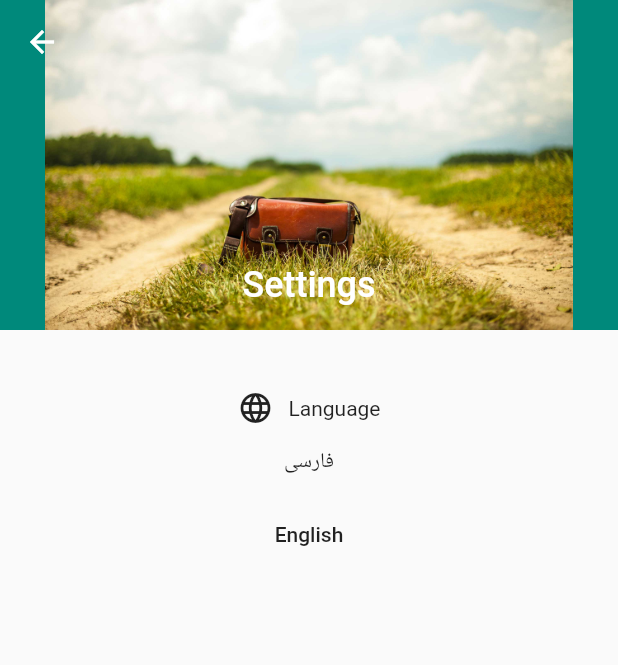
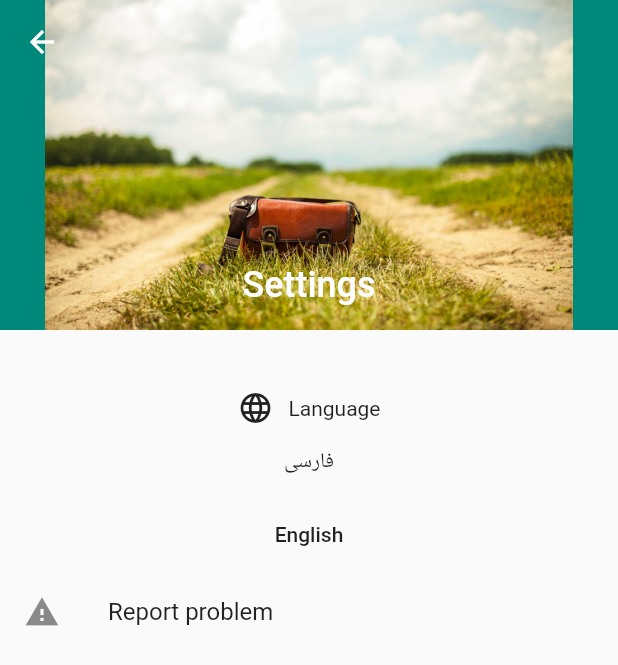
Before and after one commit to tomorrowbyte/getx-sqlite, a Flutter app: the screen it shows after launch, in the side drawer, after a tap on "Settings", on a phone screen of 412 x 824 dp. Shown: the top 665 px of the screen. Run offline on Flutter 3.47's test engine with Material 2 defaults, Android fonts, the phone set to English and light mode, and no system bars; our stand-ins replace get, image_picker, photo_view, sqflite; accounts and stored records are empty.

Commit message:
add report problem

```diff
--- a/lib/views/settings.dart
+++ b/lib/views/settings.dart
@@ -59,6 +59,13 @@ class Settings extends StatelessWidget {
       // trailing: SizedBox(width: 60, child: Icon(Icons.language)),
       // ),
     );
+    listItems.add(ListTile(
+      leading: Icon(Icons.report_problem),
+      title: Text("Report problem"),
+      onTap: (){
+
+      }
+    ));
     listItems.add(SizedBox(
       height: 700,
     ));
```
